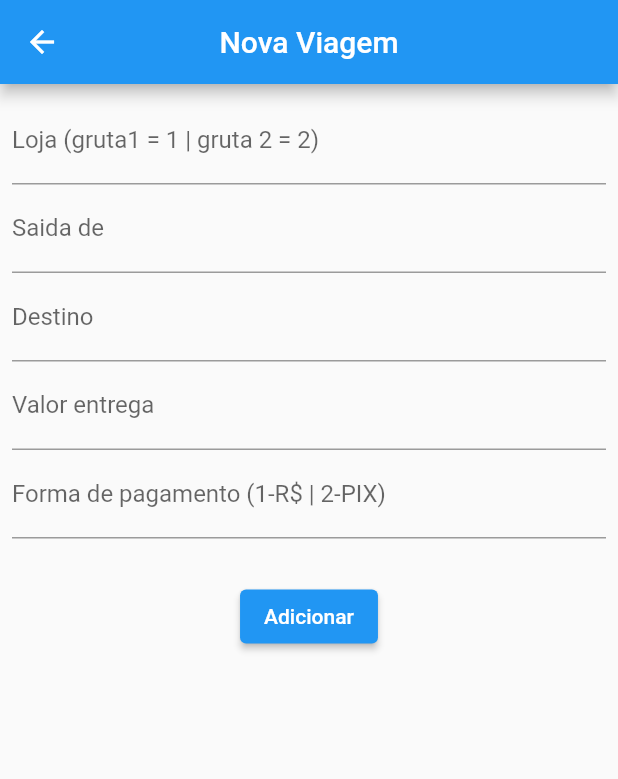
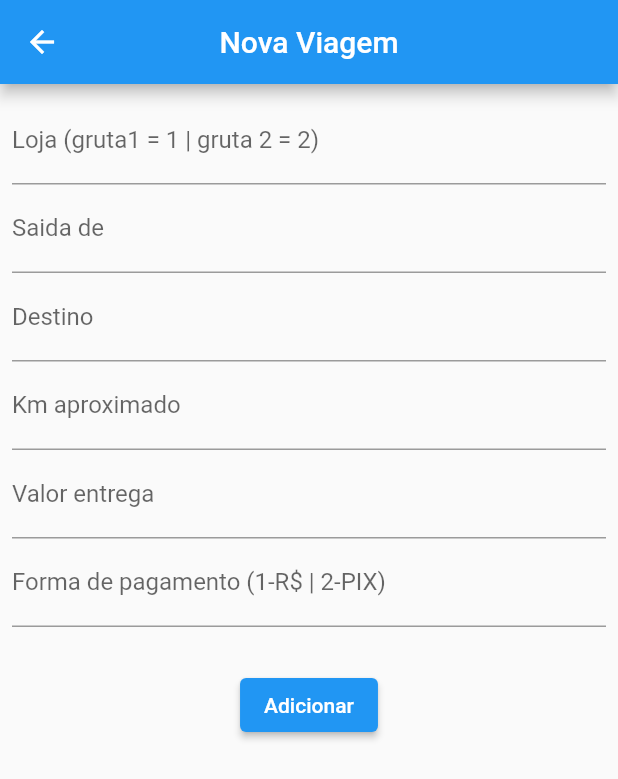
Before and after one commit to kr0ck/Controle-MotoBoy, a Flutter app: the AddViagensScreen screen opened directly, on a phone screen of 412 x 824 dp. Shown: the top 779 px of the screen. Run offline on Flutter 3.47's test engine with Material 2 defaults, Android fonts, the light colour scheme and no system bars.

Commit message:
Adicionando campo a viagem

```diff
--- a/lib/Screens/Add_Viagens_Screen.dart
+++ b/lib/Screens/Add_Viagens_Screen.dart
@@ -11,6 +11,7 @@ class _AddViagensScreenState extends State<AddViagensScreen> {
   TextEditingController lojaController = TextEditingController();
   TextEditingController saidaDEController = TextEditingController();
   TextEditingController destinoController = TextEditingController();
+  TextEditingController kmController = TextEditingController();
   TextEditingController valorController = TextEditingController();
   TextEditingController pagametoController = TextEditingController();
   @override
@@ -36,6 +37,8 @@ class _AddViagensScreenState extends State<AddViagensScreen> {
             CustonTextFieldWidget(
                 label: 'Destino', number: false, controller: destinoController),
             CustonTextFieldWidget(
+                label: 'Km aproximado', number: true, controller: kmController),
+            CustonTextFieldWidget(
                 label: 'Valor entrega',
                 number: true,
                 controller: valorController),
```
